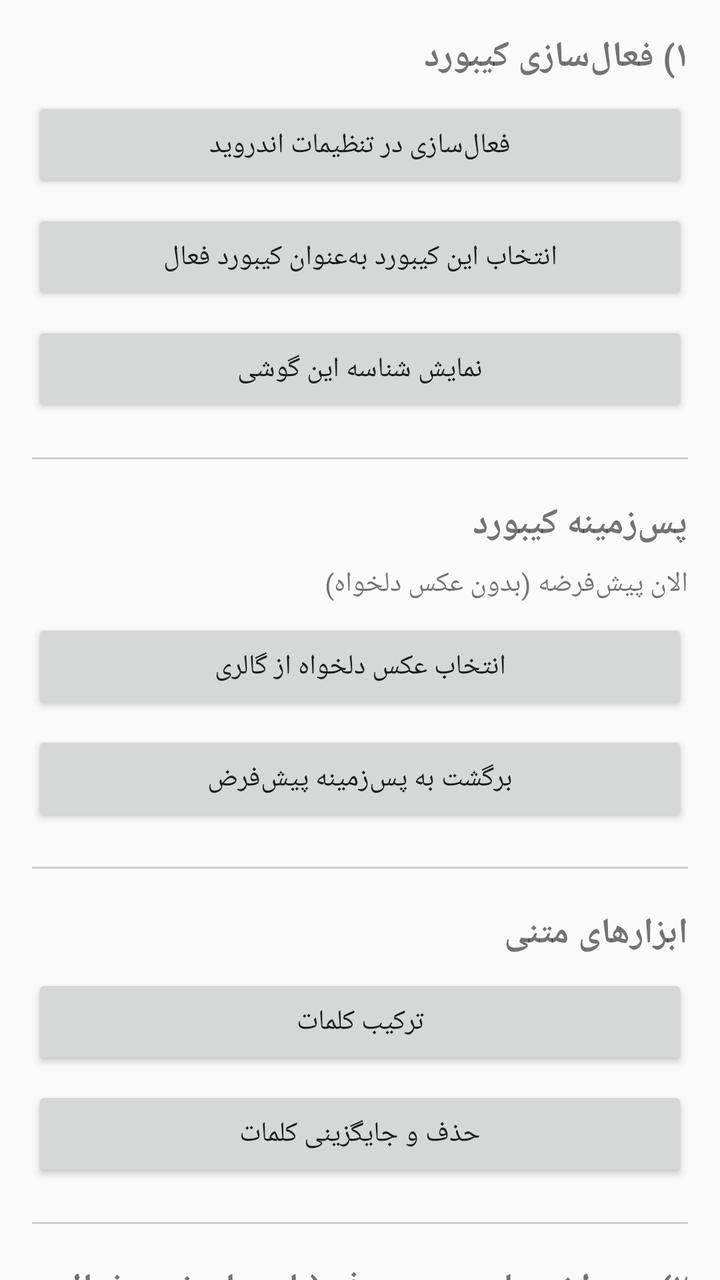
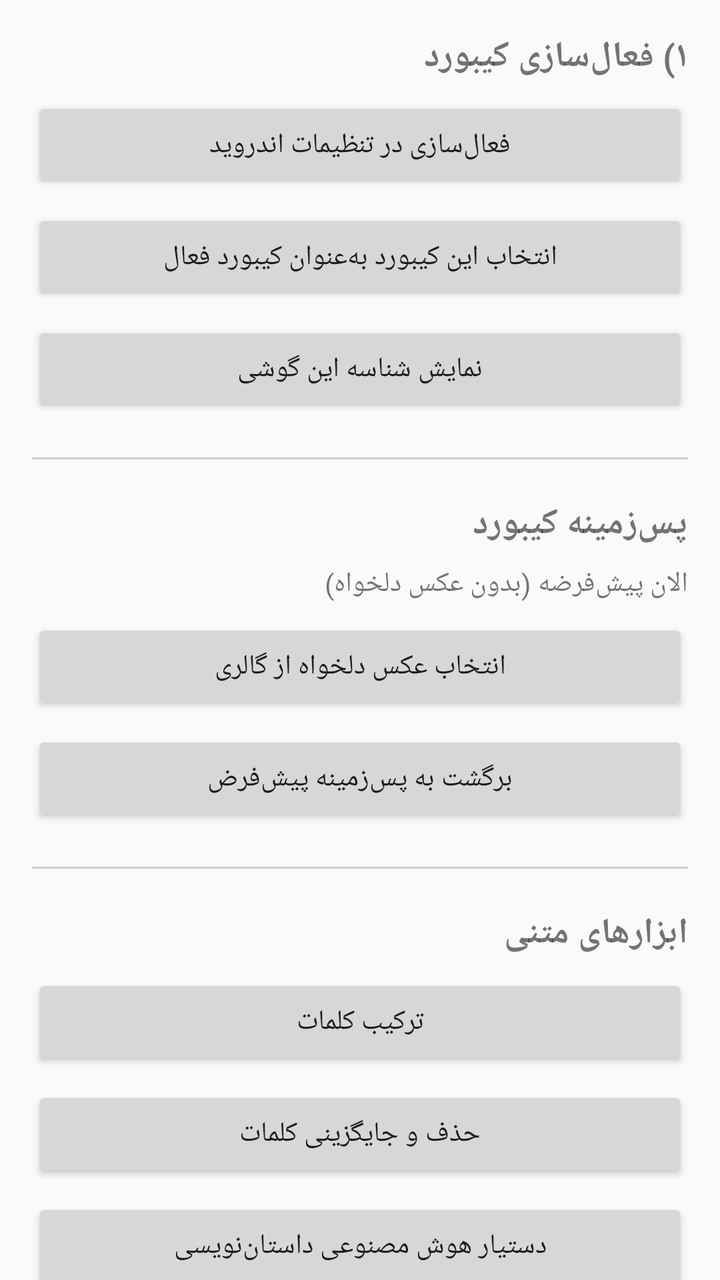

Screens rendered from an Android XML layout before and after an edit, with the pre-edit source and the edit as a unified diff.
<!-- AndroidManifest.xml: application theme Theme.AppCompat.Light -->
<!-- res/layout/activity_settings.xml -->
<?xml version="1.0" encoding="utf-8"?>
<androidx.core.widget.NestedScrollView xmlns:android="http://schemas.android.com/apk/res/android"
    android:layout_width="match_parent"
    android:layout_height="match_parent">

    <LinearLayout
        android:layout_width="match_parent"
        android:layout_height="wrap_content"
        android:orientation="vertical"
        android:padding="16dp">

        <TextView
            android:layout_width="match_parent"
            android:layout_height="wrap_content"
            android:text="۱) فعال‌سازی کیبورد"
            android:textStyle="bold"
            android:textSize="18sp"
            android:paddingBottom="8dp" />

        <Button
            android:id="@+id/btnEnableKeyboard"
            android:layout_width="match_parent"
            android:layout_height="wrap_content"
            android:text="فعال‌سازی در تنظیمات اندروید" />

        <Button
            android:id="@+id/btnSwitchKeyboard"
            android:layout_width="match_parent"
            android:layout_height="wrap_content"
            android:layout_marginTop="8dp"
            android:text="انتخاب این کیبورد به‌عنوان کیبورد فعال" />

        <Button
            android:id="@+id/btnShowDeviceId"
            android:layout_width="match_parent"
            android:layout_height="wrap_content"
            android:layout_marginTop="8dp"
            android:text="نمایش شناسه این گوشی" />

        <View
            android:layout_width="match_parent"
            android:layout_height="1dp"
            android:background="#CCCCCC"
            android:layout_marginVertical="20dp" />

        <TextView
            android:layout_width="match_parent"
            android:layout_height="wrap_content"
            android:text="پس‌زمینه کیبورد"
            android:textStyle="bold"
            android:textSize="18sp"
            android:paddingBottom="8dp" />

        <TextView
            android:id="@+id/txtBackgroundStatus"
            android:layout_width="match_parent"
            android:layout_height="wrap_content"
            android:layout_marginBottom="8dp"
            android:text="الان پیش‌فرضه (بدون عکس دلخواه)" />

        <Button
            android:id="@+id/btnPickBackground"
            android:layout_width="match_parent"
            android:layout_height="wrap_content"
            android:text="انتخاب عکس دلخواه از گالری" />

        <Button
            android:id="@+id/btnResetBackground"
            android:layout_width="match_parent"
            android:layout_height="wrap_content"
            android:layout_marginTop="8dp"
            android:text="برگشت به پس‌زمینه پیش‌فرض" />

        <View
            android:layout_width="match_parent"
            android:layout_height="1dp"
            android:background="#CCCCCC"
            android:layout_marginVertical="20dp" />

        <TextView
            android:layout_width="match_parent"
            android:layout_height="wrap_content"
            android:text="ابزارهای متنی"
            android:textStyle="bold"
            android:textSize="18sp"
            android:paddingBottom="8dp" />

        <Button
            android:id="@+id/btnWordShuffle"
            android:layout_width="match_parent"
            android:layout_height="wrap_content"
            android:text="ترکیب کلمات" />

        <Button
            android:id="@+id/btnTextReplace"
            android:layout_width="match_parent"
            android:layout_height="wrap_content"
            android:layout_marginTop="8dp"
            android:text="حذف و جایگزینی کلمات" />

        <View
            android:layout_width="match_parent"
            android:layout_height="1dp"
            android:background="#CCCCCC"
            android:layout_marginVertical="20dp" />

        <TextView
            android:layout_width="match_parent"
            android:layout_height="wrap_content"
            android:text="۲) متن اختصاصی هر حرف (با دوبار ضربه فعال می‌شود)"
            android:textStyle="bold"
            android:textSize="18sp"
            android:paddingBottom="8dp" />

        <LinearLayout
            android:id="@+id/lettersContainer"
            android:layout_width="match_parent"
            android:layout_height="wrap_content"
            android:orientation="vertical" />

        <View
            android:layout_width="match_parent"
            android:layout_height="1dp"
            android:background="#CCCCCC"
            android:layout_marginVertical="20dp" />

        <TextView
            android:layout_width="match_parent"
            android:layout_height="wrap_content"
            android:text="۳) متن تایپ خودکار"
            android:textStyle="bold"
            android:textSize="18sp"
            android:paddingBottom="8dp" />

        <EditText
            android:id="@+id/autoTypeEditText"
            android:layout_width="match_parent"
            android:layout_height="wrap_content"
            android:minLines="6"
            android:gravity="top|start"
            android:hint="متنی که باید خودکار تایپ بشه رو اینجا بچسبون..." />

        <TextView
            android:id="@+id/speedLabel"
            android:layout_width="match_parent"
            android:layout_height="wrap_content"
            android:layout_marginTop="12dp"
            android:text="سرعت تایپ" />

        <SeekBar
            android:id="@+id/speedSeekBar"
            android:layout_width="match_parent"
            android:layout_height="wrap_content"
            android:max="295" />

        <Button
            android:id="@+id/btnSaveAutoType"
            android:layout_width="match_parent"
            android:layout_height="wrap_content"
            android:layout_marginTop="12dp"
            android:text="ذخیره متن و سرعت" />

        <TextView
            android:layout_width="match_parent"
            android:layout_height="wrap_content"
            android:layout_marginTop="16dp"
            android:textColor="#666666"
            android:text="برای شروع تایپ خودکار: برو توی هر اپی، روی فیلد متنی ضربه بزن، این کیبورد رو انتخاب کن و دکمه ▶ روی کیبورد رو بزن. برای توقف دوباره ▶ رو بزن." />

    </LinearLayout>
</androidx.core.widget.NestedScrollView>
<!-- resources referenced by this layout -->
<resources>

</resources>

<!-- the commit's change to res/layout/activity_settings.xml (unified diff, before → after) -->
@@ -98,6 +98,13 @@
             android:layout_marginTop="8dp"
             android:text="حذف و جایگزینی کلمات" />
 
+        <Button
+            android:id="@+id/btnAiWriter"
+            android:layout_width="match_parent"
+            android:layout_height="wrap_content"
+            android:layout_marginTop="8dp"
+            android:text="دستیار هوش مصنوعی داستان‌نویسی" />
+
         <View
             android:layout_width="match_parent"
             android:layout_height="1dp"
